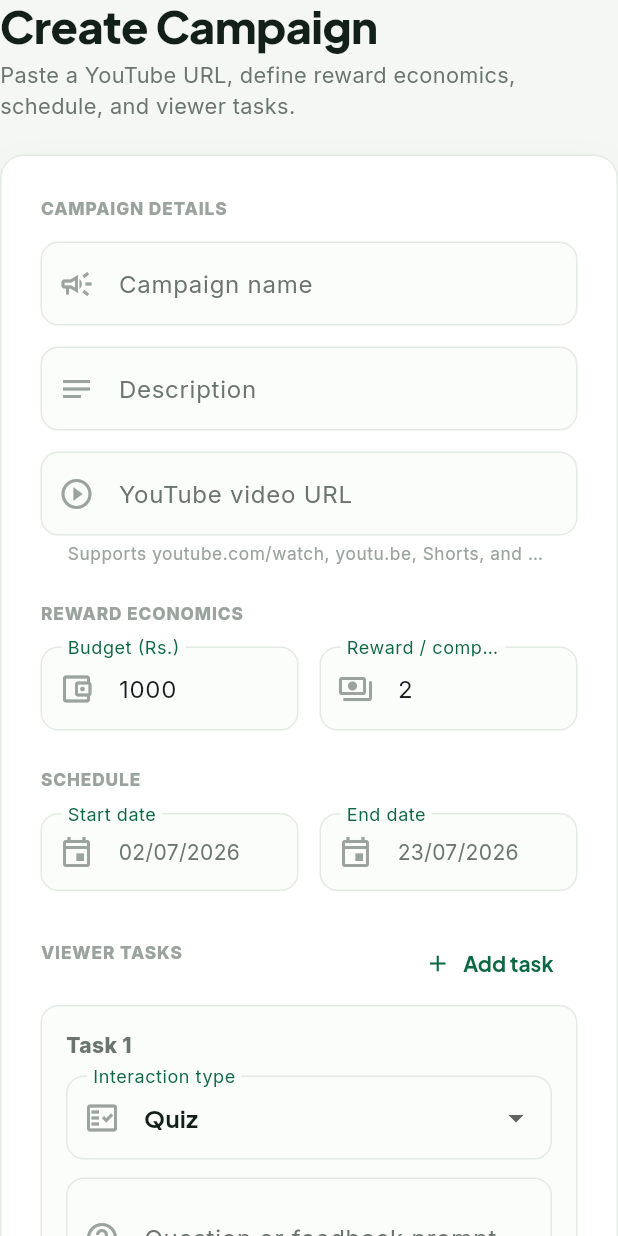
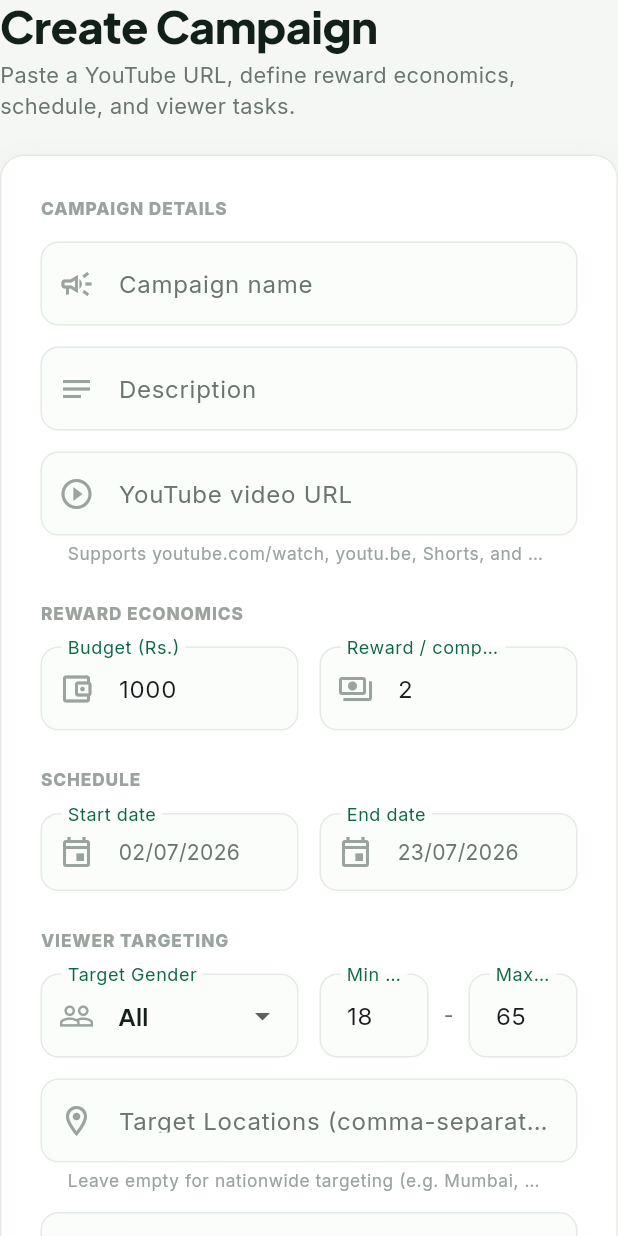
Before and after one commit to OmkarPujeri/MintFlow, a Flutter app: the CreateCampaignPage widget shown alone on an empty page, opened directly with empty values, on a phone screen of 412 x 824 dp. Run offline on Flutter 3.47's test engine with Material 3 defaults, Android fonts, the phone set to English and light mode, and no system bars; drawn by our look-alikes of flutter_animate; our stand-ins replace fl_chart, flutter_svg, google_fonts, youtube_player_iframe; missing offline and left inert: dart:html.

Commit message:
fix: restore missing demographics targeting and CTA form fields in CreateCampaignPage layout

```diff
--- a/lib/pages/create_campaign_page.dart
+++ b/lib/pages/create_campaign_page.dart
@@ -412,6 +412,90 @@ class _CreateCampaignPageState extends State<CreateCampaignPage> {
                   ),
                 ),
               ],
+            ),
+            const SizedBox(height: 24),
+            const _SectionLabel('Viewer Targeting'),
+            Row(
+              children: [
+                Expanded(
+                  child: DropdownButtonFormField<String>(
+                    value: _targetGender,
+                    decoration: const InputDecoration(
+                      labelText: 'Target Gender',
+                      prefixIcon: Icon(Icons.people_outline),
+                    ),
+                    items: const [
+                      DropdownMenuItem(value: 'all', child: Text('All')),
+                      DropdownMenuItem(value: 'male', child: Text('Male')),
+                      DropdownMenuItem(value: 'female', child: Text('Female')),
+                    ],
+                    onChanged: (value) => setState(() => _targetGender = value!),
+                  ),
+                ),
+                const SizedBox(width: 14),
+                Expanded(
+                  child: Row(
+                    children: [
+                      Expanded(
+                        child: TextFormField(
+                          controller: _targetAgeMin,
+                          decoration: const InputDecoration(labelText: 'Min Age'),
+                          keyboardType: TextInputType.number,
+                          validator: _number,
+                        ),
+                      ),
+                      const SizedBox(width: 10),
+                      const Text('-'),
+                      const SizedBox(width: 10),
+                      Expanded(
+                        child: TextFormField(
+                          controller: _targetAgeMax,
+                          decoration: const InputDecoration(labelText: 'Max Age'),
+                          keyboardType: TextInputType.number,
+                          validator: _number,
+                        ),
+                      ),
+                    ],
+                  ),
+                ),
+              ],
+            ),
+            const SizedBox(height: 14),
+            TextFormField(
+              controller: _targetLocations,
+              decoration: const InputDecoration(
+                labelText: 'Target Locations (comma-separated)',
+                helperText: 'Leave empty for nationwide targeting (e.g. Mumbai, Delhi, Bangalore).',
+                prefixIcon: Icon(Icons.location_on_outlined),
+              ),
+            ),
+            const SizedBox(height: 14),
+            TextFormField(
+              controller: _targetInterests,
+              decoration: const InputDecoration(
+                labelText: 'Target Interests (comma-separated)',
+                helperText: 'Target specific user interests (e.g. Gaming, Fashion, Tech).',
+                prefixIcon: Icon(Icons.interests_outlined),
+              ),
+            ),
+            const SizedBox(height: 24),
+            const _SectionLabel('Call To Action (Redirect)'),
+            TextFormField(
+              controller: _ctaUrl,
+              decoration: const InputDecoration(
+                labelText: 'CTA Destination URL (optional)',
+                helperText: 'Redirects viewers to your store/website upon completion.',
+                prefixIcon: Icon(Icons.link_outlined),
+              ),
+            ),
+            const SizedBox(height: 14),
+            TextFormField(
+              controller: _ctaButtonText,
+              decoration: const InputDecoration(
+                labelText: 'CTA Button Label',
+                helperText: 'Label shown to the viewer (e.g., Shop Now, Learn More, Claim Code).',
+                prefixIcon: Icon(Icons.touch_app_outlined),
+              ),
             ),
             const SizedBox(height: 24),
             Row(
```
